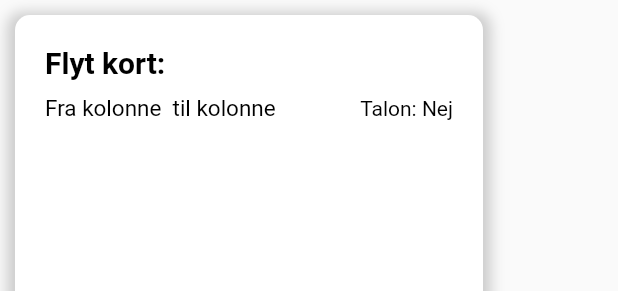
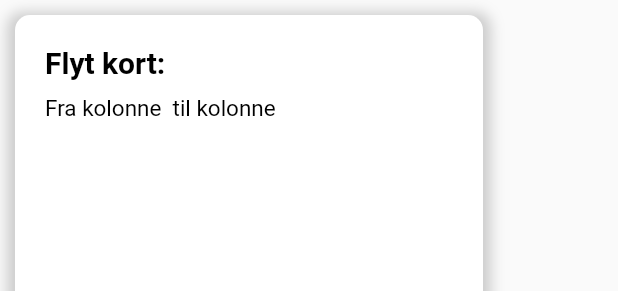
Before and after one commit to Nikditten/solitaireapp_app, a Flutter app: the InstructionView widget shown alone on an empty page, opened directly with empty values, on a phone screen of 412 x 824 dp. Shown: the top 291 px of the screen. Run offline on Flutter 3.47's test engine with Material 2 defaults, Android fonts, the light colour scheme and no system bars; our stand-ins replace camera, shared_preferences; accounts and stored records are empty.

Commit message:
GameOver, mark instruction as done, design improvements

```diff
--- a/lib/Helper/apihelper.dart
+++ b/lib/Helper/apihelper.dart
@@ -37,6 +37,7 @@ class APIHelper {
     if (response.statusCode == 200 && response.body != "null") {
       // SOURCE
       // https://www.tutorialspoint.com/flutter/flutter_accessing_rest_api.htm#
+      // https://stackoverflow.com/questions/54474689/how-do-i-return-error-from-a-future-in-dart
       final parsed = json.decode(response.body).cast<Map<String, dynamic>>();
       return parsed
           .map<Instructions>((json) => Instructions.fromJson(json))
--- a/lib/Model/Instructions.dart
+++ b/lib/Model/Instructions.dart
@@ -1,18 +1,27 @@
 // SOURCE:
 // https://docs.flutter.dev/cookbook/networking/background-parsing
 class Instructions {
-  final String moveFrom, moveTo, moveCard;
-  final bool getTalon;
+  final String moveFrom, moveTo, moveCard, regCard;
+  final bool getTalon, gameOver;
+  bool done;
 
-  const Instructions(
-      {required this.moveFrom, required this.moveTo, required this.moveCard, required this.getTalon});
+  Instructions(
+      {required this.moveFrom,
+      required this.moveTo,
+      required this.moveCard,
+      required this.getTalon,
+      required this.done,
+      required this.gameOver,
+      required this.regCard});
 
   factory Instructions.fromJson(Map<String, dynamic> json) {
     return Instructions(
         moveFrom: json['move_from'] as String,
         moveTo: json['move_to'] as String,
         moveCard: json['move_card'] as String,
-        getTalon: json['get_talon'] as bool
-      );
+        getTalon: json['get_talon'] as bool,
+        gameOver: json['game_over'] as bool,
+        regCard: json['reg_card'] as String,
+        done: false);
   }
 }
--- a/lib/View/ViewUtil/instruction.dart
+++ b/lib/View/ViewUtil/instruction.dart
@@ -4,8 +4,7 @@ import 'package:flutter/src/widgets/framework.dart';
 import 'package:solitaireapp/Model/Instructions.dart';
 
 class InstructionView extends StatefulWidget {
-  const InstructionView(
-      {Key? key, required this.instruction})
+  const InstructionView({Key? key, required this.instruction})
       : super(key: key);
 
   final Instructions instruction;
@@ -15,16 +14,26 @@ class InstructionView extends StatefulWidget {
 }
 
 class _InstructionViewState extends State<InstructionView> {
-
   @override
   Widget build(BuildContext context) {
     return GestureDetector(
+      onTap: () {
+        setState(() {
+          widget.instruction.done = !widget.instruction.done;
+        });
+      },
       child: Container(
         width: MediaQuery.of(context).size.width - 100,
         padding: const EdgeInsets.all(20),
         margin: const EdgeInsets.all(10),
         decoration: BoxDecoration(
-          color: widget.instruction.getTalon ? Colors.orange[100] : Colors.white,
+          color: widget.instruction.gameOver
+              ? Colors.red
+              : widget.instruction.done
+                  ? Colors.green
+                  : widget.instruction.getTalon
+                      ? Colors.orange[100]
+                      : Colors.white,
           // SOURCE:
           // https://stackoverflow.com/questions/52227846/how-can-i-add-shadow-to-the-widget-in-flutter
           // LINK TO ANSWER: https://stackoverflow.com/a/52228086
@@ -44,38 +53,59 @@ class _InstructionViewState extends State<InstructionView> {
         ),
         child: Column(
           children: [
-            Align(
-              alignment: Alignment.centerLeft,
-              child: Text(
+            Row(
+              mainAxisAlignment: MainAxisAlignment.spaceBetween,
+              children: [
+                Text(
                   "Flyt kort: " + widget.instruction.moveCard,
-                style: const TextStyle(
+                  style: TextStyle(
                     fontSize: 20,
                     fontWeight: FontWeight.bold,
-                  color: Colors.black,
+                    color: widget.instruction.gameOver
+                        ? Colors.white
+                        : Colors.black,
                   ),
                 ),
+                Text(
+                  widget.instruction.regCard,
+                  style: TextStyle(
+                      fontSize: 20,
+                      fontWeight: FontWeight.bold,
+                      color: widget.instruction.gameOver
+                          ? Colors.white
+                          : Colors.blue),
+                ),
+              ],
             ),
             const SizedBox(
               height: 10,
             ),
-            Row(
-              mainAxisAlignment: MainAxisAlignment.spaceBetween,
-              children: [
-                Text(
+            Align(
+              alignment: Alignment.centerLeft,
+              child: Text(
                 "Fra kolonne " +
                     widget.instruction.moveFrom +
                     " til kolonne " +
                     widget.instruction.moveTo,
-                  style: const TextStyle(fontSize: 15, color: Colors.black,),
-                ),
-                Text(
-                  "Talon: " + (widget.instruction.getTalon ? "Ja" : "Nej"),
-                  style: const TextStyle(
-                    color: Colors.black,
+                style: TextStyle(
+                    fontSize: 15,
+                    color: widget.instruction.gameOver
+                        ? Colors.white
+                        : Colors.black),
               ),
             ),
-              ],
+            const SizedBox(
+              height: 20,
             ),
+            widget.instruction.gameOver
+                ? const Text(
+                    "GAME OVER",
+                    style: TextStyle(
+                        fontSize: 20,
+                        fontWeight: FontWeight.bold,
+                        color: Colors.white),
+                  )
+                : Container(),
           ],
         ),
       ),
--- a/lib/View/result_page.dart
+++ b/lib/View/result_page.dart
@@ -19,6 +19,8 @@ class ResultPage extends StatefulWidget {
 class _ResultPageState extends State<ResultPage> {
   static APIHelper api = APIHelper();
   static APIHelperWeb api_web = APIHelperWeb();
+
+  bool gameOver = false;
 
   @override
   Widget build(BuildContext context) {
@@ -88,7 +90,6 @@ class _ResultPageState extends State<ResultPage> {
           },
           child: const Icon(Icons.arrow_forward),
           backgroundColor: Colors.red,
-      ),
-    );
+        ));
   }
 }
```
Lines whose indentation alone changed are shown as unchanged.
